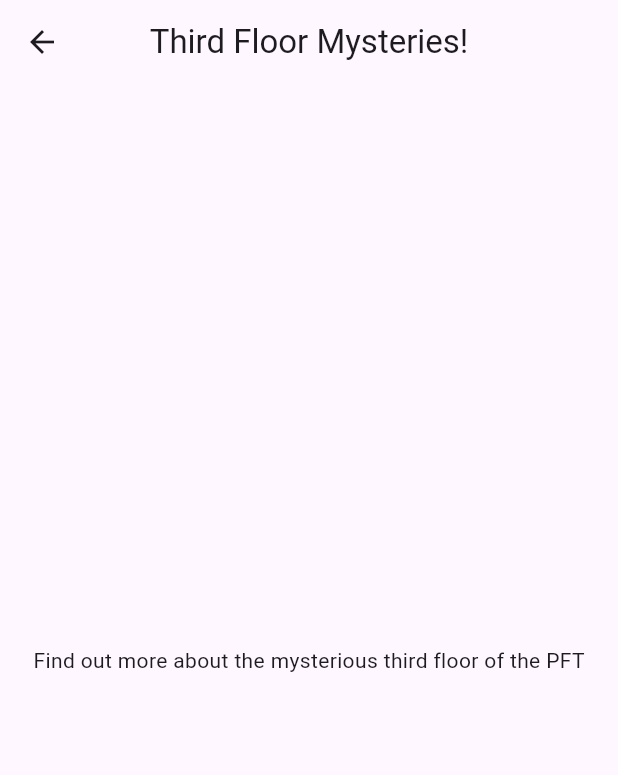
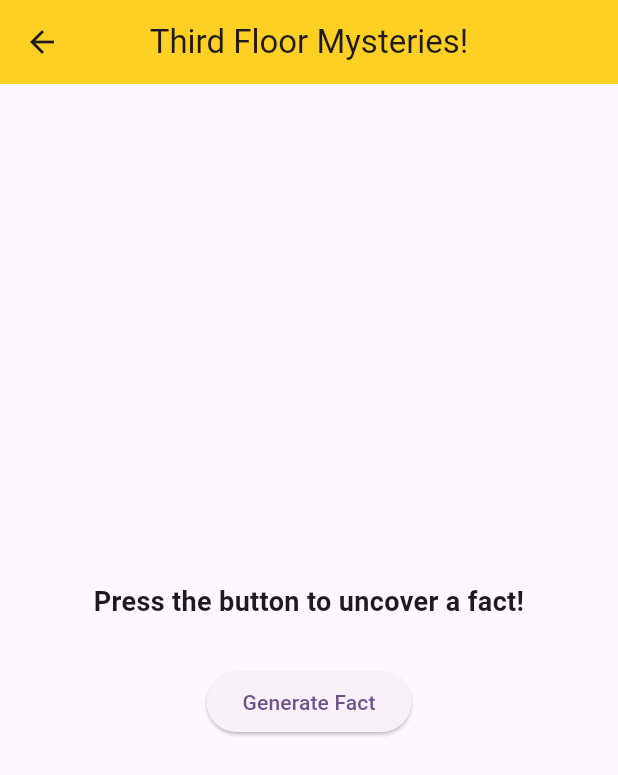
Before and after one commit to maureensanchez99/app6, a Flutter app: the HomePage screen opened directly, after a tap on "Third Floor Challenge", on a phone screen of 412 x 824 dp. Shown: the top 775 px of the screen. Run offline on Flutter 3.47's test engine with Material 3 defaults, Android fonts, the phone set to English and light mode, and no system bars; our stand-ins replace confetti.

Commit message:
added facts and random button

```diff
--- a/lib/pages/home_page.dart
+++ b/lib/pages/home_page.dart
@@ -15,7 +15,7 @@ class HomePage extends StatelessWidget {
     return Scaffold(
       appBar: AppBar(
         backgroundColor:
-            Color(0xFFFDD023), //Theme.of(context).colorScheme.inversePrimary,
+            Color(0xFFFDD023),
         title: Text("PFT Scavenger Hunt"),
       ),
       body: Center(
--- a/lib/pages/thirdfloor_page.dart
+++ b/lib/pages/thirdfloor_page.dart
@@ -1,17 +1,62 @@
 import 'package:flutter/material.dart';
+import 'dart:math'; // Required for generating random numbers
 
-class ThirdFloor extends StatelessWidget {
+class ThirdFloor extends StatefulWidget {
   const ThirdFloor({super.key});
+
+  @override
+  _ThirdFloorState createState() => _ThirdFloorState();
+}
+
+class _ThirdFloorState extends State<ThirdFloor> {
+  // List of facts
+  final List<String> facts = [
+    'The third floor holds all the offices for faculty and staff',
+    'You can get a wonderful view of the commons area from the third floor staircase',
+    'Not only can you find labs on the first and second floor, but on the third floor as well!',
+    'The third floor is the quietest place for studying 🤫',
+    'The department suites for each engineering major are found here',
+    '',
+  ];
+
+  String currentFact = ''; // To store the current random fact
+
+  // Function to get a random fact
+  void getRandomFact() {
+    final random = Random();
+    setState(() {
+      currentFact = facts[random.nextInt(facts.length)];
+    });
+  }
 
   @override
   Widget build(BuildContext context) {
     return Scaffold(
       appBar: AppBar(
         title: const Text('Third Floor Mysteries!'),
+        backgroundColor: Color(0xFFFDD023),
         centerTitle: true,
       ),
-      body: const Center(
-        child: Text('Find out more about the mysterious third floor of the PFT'),
+      body: Padding(
+        padding: const EdgeInsets.all(16.0),
+        child: Center(
+          child: Column(
+            mainAxisAlignment: MainAxisAlignment.center,
+            children: <Widget>[
+              // Displaying the current fact
+              Text(
+                currentFact.isEmpty ? 'Press the button to uncover a fact!' : currentFact,
+                style: TextStyle(fontSize: 18, fontWeight: FontWeight.bold),
+                textAlign: TextAlign.center,
+              ),
+              const SizedBox(height: 30),
+              ElevatedButton(
+                onPressed: getRandomFact,
+                child: const Text('Generate Fact'),
+              ),
+            ],
+          ),
+        ),
       ),
     );
   }
```
